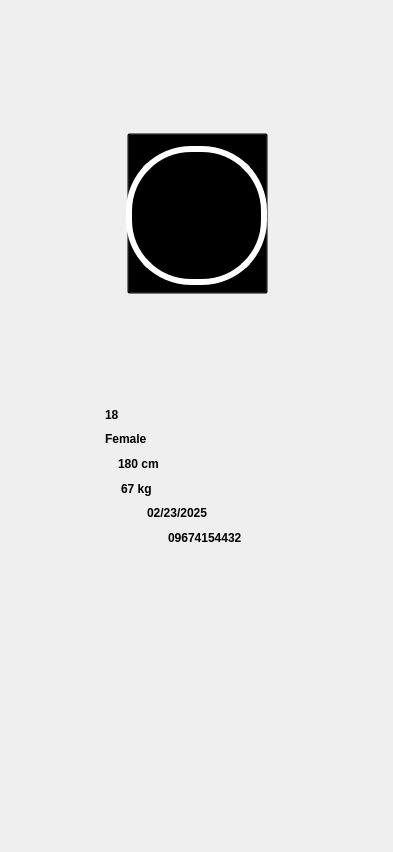
First picture: the form in Dashboard/dashboard.ui, repository richterace/SideKlick, before the edit.
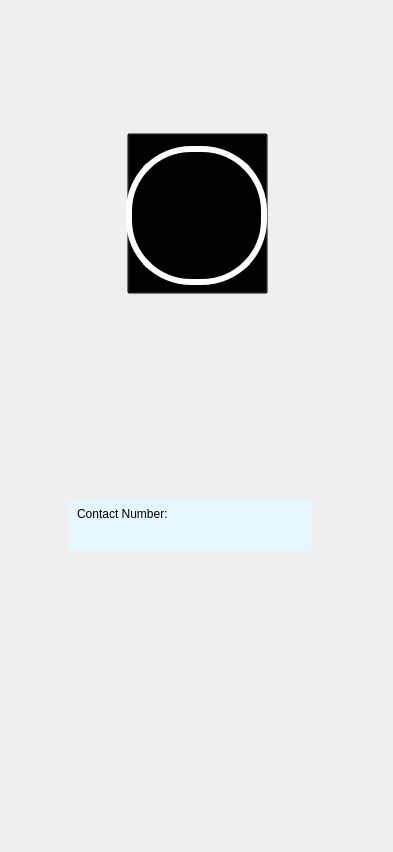
Second picture: the form after the edit. Icons and pictures are not drawn.

Patch:
```diff
--- a/Dashboard/dashboard.ui
+++ b/Dashboard/dashboard.ui
@@ -133,7 +133,7 @@
 background-color:transparent;</string>
      </property>
      <property name="text">
-      <string>18</string>
+      <string/>
      </property>
     </widget>
     <widget class="QLabel" name="sexLabel">
@@ -157,7 +157,7 @@
 background-color:transparent;</string>
      </property>
      <property name="text">
-      <string>Female</string>
+      <string/>
      </property>
     </widget>
     <widget class="QLabel" name="heightLabel">
@@ -181,7 +181,7 @@
 background-color:transparent;</string>
      </property>
      <property name="text">
-      <string>180 cm</string>
+      <string/>
      </property>
     </widget>
     <widget class="QLabel" name="weightLabel">
@@ -205,39 +205,15 @@
 background-color:transparent;</string>
      </property>
      <property name="text">
-      <string>67 kg</string>
-     </property>
-    </widget>
-    <widget class="QLabel" name="dateLabel">
-     <property name="geometry">
-      <rect>
-       <x>147</x>
-       <y>505</y>
-       <width>184</width>
-       <height>16</height>
-      </rect>
-     </property>
-     <property name="font">
-      <font>
-       <family>Arial</family>
-       <weight>75</weight>
-       <bold>true</bold>
-      </font>
-     </property>
-     <property name="styleSheet">
-      <string notr="true">background:none;
-background-color:transparent;</string>
-     </property>
-     <property name="text">
-      <string>02/23/2025</string>
+      <string/>
      </property>
     </widget>
     <widget class="QLabel" name="contactLabel">
      <property name="geometry">
       <rect>
-       <x>168</x>
-       <y>528</y>
-       <width>181</width>
+       <x>165</x>
+       <y>504</y>
+       <width>111</width>
        <height>20</height>
       </rect>
      </property>
@@ -253,7 +229,7 @@
 background-color:transparent;</string>
      </property>
      <property name="text">
-      <string>09674154432</string>
+      <string/>
      </property>
     </widget>
     <widget class="QLabel" name="bmiLabel">
@@ -352,6 +328,69 @@
       <string/>
      </property>
     </widget>
+    <widget class="QLabel" name="contactLabel_2">
+     <property name="geometry">
+      <rect>
+       <x>70</x>
+       <y>500</y>
+       <width>241</width>
+       <height>51</height>
+      </rect>
+     </property>
+     <property name="font">
+      <font>
+       <family>Arial</family>
+       <weight>75</weight>
+       <bold>true</bold>
+      </font>
+     </property>
+     <property name="styleSheet">
+      <string notr="true">background:none;
+background-color:#e5f6fd;
+</string>
+     </property>
+     <property name="text">
+      <string/>
+     </property>
+    </widget>
+    <widget class="QLabel" name="contactLabel_3">
+     <property name="geometry">
+      <rect>
+       <x>77</x>
+       <y>504</y>
+       <width>111</width>
+       <height>20</height>
+      </rect>
+     </property>
+     <property name="font">
+      <font>
+       <family>Arial</family>
+       <weight>75</weight>
+       <bold>true</bold>
+      </font>
+     </property>
+     <property name="styleSheet">
+      <string notr="true">background:none;
+background-color:transparent;</string>
+     </property>
+     <property name="text">
+      <string>&lt;html&gt;&lt;head/&gt;&lt;body&gt;&lt;p&gt;&lt;span style=&quot; font-weight:400;&quot;&gt;Contact Number:&lt;/span&gt;&lt;/p&gt;&lt;/body&gt;&lt;/html&gt;</string>
+     </property>
+    </widget>
+    <zorder>ProfileButton</zorder>
+    <zorder>BackButton</zorder>
+    <zorder>ProfileButton_6</zorder>
+    <zorder>ageLabel</zorder>
+    <zorder>sexLabel</zorder>
+    <zorder>heightLabel</zorder>
+    <zorder>weightLabel</zorder>
+    <zorder>bmiLabel</zorder>
+    <zorder>bpLabel</zorder>
+    <zorder>heartLabel</zorder>
+    <zorder>cholesterolLabel</zorder>
+    <zorder>contactLabel_2</zorder>
+    <zorder>contactLabel</zorder>
+    <zorder>contactLabel_3</zorder>
    </widget>
    <widget class="QWidget" name="Dashboard">
     <property name="styleSheet">
```
Left out of the diff: 53 changed lines with no effect on the pictures.
